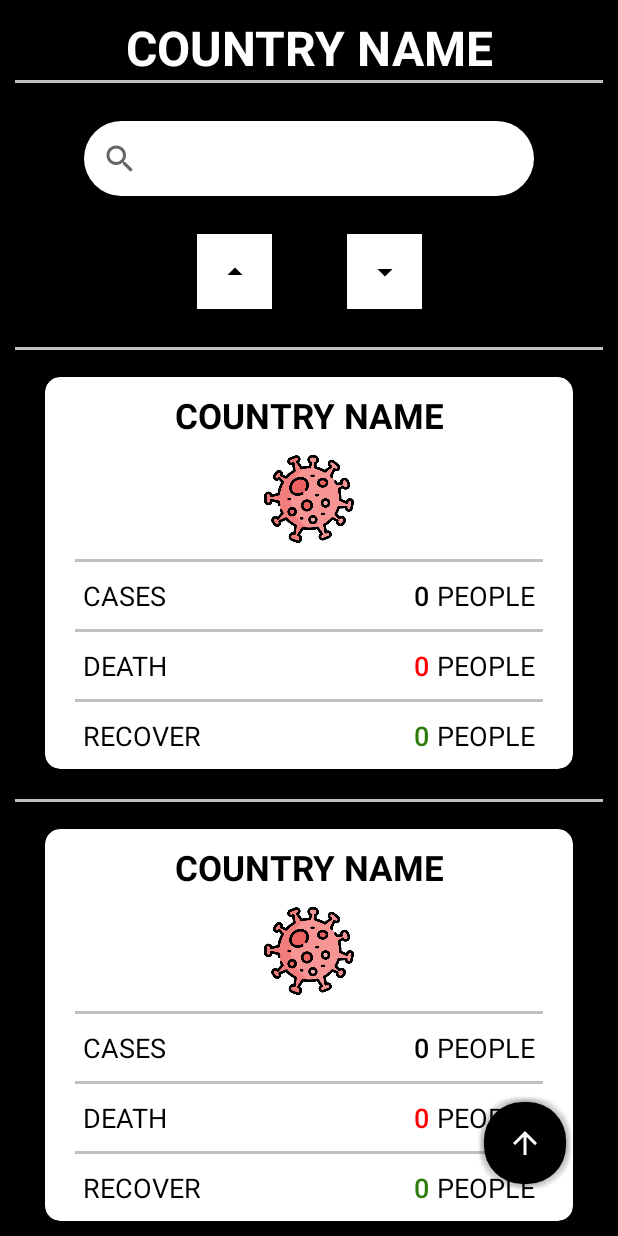
After one commit to AudiHagi/17-Covid-Tracker-App, an Android app: the layout activity_list_country.xml on its own in the app's theme, with its tools: preview values and no code run, on a phone screen of 412 x 824 dp. The commit adds this screen. Run offline under Robolectric (Android 15) with nearby library versions, the phone set to English and light mode, and no system bars; network calls fail.

Commit message:
add country list

```diff
--- a/app/src/main/AndroidManifest.xml
+++ b/app/src/main/AndroidManifest.xml
@@ -15,6 +15,9 @@
         android:supportsRtl="true"
         android:theme="@style/Theme.CovidTracker"
         tools:targetApi="31">
+        <activity
+            android:name=".ui.country.ListCountryActivity"
+            android:exported="false" />
         <activity
             android:name=".ui.continentdetail.ContinentCovidDetailActivity"
             android:exported="false" />
--- a/app/src/main/java/com/portofolio/CovidTracker/ui/continentdetail/ContinentCovidDetailActivity.kt
+++ b/app/src/main/java/com/portofolio/CovidTracker/ui/continentdetail/ContinentCovidDetailActivity.kt
@@ -12,7 +12,7 @@ import com.android.volley.Request
 import com.android.volley.toolbox.StringRequest
 import com.android.volley.toolbox.Volley
 import com.portofolio.CovidTracker.R
-import com.portofolio.CovidTracker.ui.splash.SplashScreenActivity
+import com.portofolio.CovidTracker.ui.country.ListCountryActivity
 import org.eazegraph.lib.charts.PieChart
 import org.eazegraph.lib.models.PieModel
 import org.json.JSONException
@@ -44,7 +44,7 @@ class ContinentCovidDetailActivity : AppCompatActivity() {
         ContinentNameDetail.text = intent.getStringExtra("continent_name")
         getDetailCovidContinent()
         ButtonCountry.setOnClickListener {
-            val intentToList = Intent(applicationContext, SplashScreenActivity::class.java)
+            val intentToList = Intent(applicationContext, ListCountryActivity::class.java)
             intentToList.putExtra("continent_name", ContinentNameDetail.text)
             startActivity(intentToList)
         }
--- /dev/null
+++ b/app/src/main/res/layout/activity_list_country.xml
@@ -0,0 +1,101 @@
+<?xml version="1.0" encoding="utf-8"?>
+<androidx.constraintlayout.widget.ConstraintLayout xmlns:android="http://schemas.android.com/apk/res/android"
+    xmlns:app="http://schemas.android.com/apk/res-auto"
+    xmlns:tools="http://schemas.android.com/tools"
+    android:layout_width="match_parent"
+    android:layout_height="match_parent"
+    android:background="@color/black"
+    android:padding="10dp"
+    tools:context=".ui.country.ListCountryActivity">
+
+    <TextView
+        android:id="@+id/titleCountry"
+        android:layout_width="match_parent"
+        android:layout_height="wrap_content"
+        android:gravity="center"
+        android:text="COUNTRY NAME"
+        android:textAlignment="center"
+        android:textAllCaps="true"
+        android:textColor="#FFFFFF"
+        android:textSize="32dp"
+        android:textStyle="bold"
+        app:layout_constraintStart_toStartOf="parent"
+        app:layout_constraintTop_toTopOf="parent" />
+
+    <View
+        android:id="@+id/view2"
+        android:layout_width="match_parent"
+        android:layout_height="2dp"
+        android:background="#c0c0c0"
+        app:layout_constraintStart_toStartOf="parent"
+        app:layout_constraintTop_toBottomOf="@+id/titleCountry" />
+
+    <SearchView
+        android:id="@+id/searchCountry"
+        android:layout_width="300dp"
+        android:layout_height="50dp"
+        android:layout_margin="25dp"
+        android:background="@drawable/rounded_shape"
+        android:queryHint="Search Country Name"
+        android:textSize="30dp"
+        app:layout_constraintEnd_toEndOf="parent"
+        app:layout_constraintStart_toStartOf="parent"
+        app:layout_constraintTop_toBottomOf="@+id/view2" />
+
+    <LinearLayout
+        android:id="@+id/linearLayout"
+        android:layout_width="wrap_content"
+        android:layout_height="wrap_content"
+        android:layout_marginTop="25dp"
+        android:orientation="horizontal"
+        app:layout_constraintEnd_toEndOf="parent"
+        app:layout_constraintStart_toStartOf="parent"
+        app:layout_constraintTop_toBottomOf="@+id/searchCountry">
+
+        <ImageButton
+            android:id="@+id/sortAscCountry"
+            android:layout_width="50dp"
+            android:layout_height="50dp"
+            android:layout_marginEnd="50dp"
+            android:background="@color/white"
+            android:backgroundTint="@color/white"
+            android:src="@drawable/ic_ascending" />
+
+        <ImageButton
+            android:id="@+id/sortDescCountry"
+            android:layout_width="50dp"
+            android:layout_height="50dp"
+            android:background="@color/white"
+            android:backgroundTint="@color/white"
+            android:src="@drawable/ic_descending" />
+    </LinearLayout>
+
+    <LinearLayout
+        android:layout_width="match_parent"
+        android:layout_height="wrap_content"
+        android:layout_marginTop="5dp"
+        app:layout_constraintTop_toBottomOf="@+id/linearLayout">
+
+        <androidx.recyclerview.widget.RecyclerView
+            android:id="@+id/rvCountry"
+            android:layout_width="match_parent"
+            android:layout_height="wrap_content"
+            tools:listitem="@layout/item_country" />
+
+    </LinearLayout>
+
+    <ImageButton
+        android:id="@+id/buttonTop"
+        android:layout_width="wrap_content"
+        android:layout_height="wrap_content"
+        android:layout_alignParentEnd="true"
+        android:layout_alignParentBottom="true"
+        android:layout_marginEnd="20dp"
+        android:layout_marginBottom="20dp"
+        android:background="@drawable/rounded_shape_backtop"
+        android:padding="20dp"
+        android:src="@drawable/ic_backtop_24"
+        app:layout_constraintBottom_toBottomOf="parent"
+        app:layout_constraintEnd_toEndOf="parent" />
+
+</androidx.constraintlayout.widget.ConstraintLayout>
--- a/app/src/main/res/layout/item_country.xml
+++ b/app/src/main/res/layout/item_country.xml
@@ -7,10 +7,9 @@
 
     <View
         android:id="@+id/view"
-        android:layout_width="match_parent"
+        android:layout_width="404dp"
         android:layout_height="2dp"
-        android:layout_marginLeft="10dp"
-        android:layout_marginRight="10dp"
+        android:layout_marginTop="20dp"
         android:background="#c0c0c0"
         app:layout_constraintEnd_toEndOf="parent"
         app:layout_constraintStart_toStartOf="parent"
@@ -34,7 +33,7 @@
             android:orientation="vertical">
 
             <TextView
-                android:id="@+id/tvContinentName"
+                android:id="@+id/tvCountryName"
                 android:layout_width="match_parent"
                 android:layout_height="wrap_content"
                 android:layout_marginTop="10dp"
--- a/app/src/main/res/values-night/themes.xml
+++ b/app/src/main/res/values-night/themes.xml
@@ -1,6 +1,6 @@
 <resources xmlns:tools="http://schemas.android.com/tools">
     <!-- Base application theme. -->
-    <style name="Theme.CovidTracker" parent="Theme.MaterialComponents.DayNight.DarkActionBar">
+    <style name="Theme.CovidTracker" parent="Theme.MaterialComponents.DayNight.NoActionBar">
         <!-- Primary brand color. -->
         <item name="colorPrimary">@color/purple_200</item>
         <item name="colorPrimaryVariant">@color/purple_700</item>
@@ -13,7 +13,7 @@
         <item name="android:statusBarColor">?attr/colorPrimaryVariant</item>
         <!-- Customize your theme here. -->
     </style>
-    <style name="SplashScreen" parent="Theme.CovidTracker">
+    <style name="SplashScreen" parent="Theme.MaterialComponents.DayNight.NoActionBar">
         <item name="android:windowBackground">@drawable/splash_screen</item>
         <item name="android:windowIsTranslucent">true</item>
         <item name="android:statusBarColor">@color/white</item>
```
Also changed, not shown: app/src/main/java/com/portofolio/CovidTracker/ui/country/CountryCovid.kt (added, +50 -0 lines), app/src/main/java/com/portofolio/CovidTracker/ui/country/CountryCovidAdapter.kt (added, +75 -0 lines), app/src/main/java/com/portofolio/CovidTracker/ui/country/ListCountryActivity.kt (added, +158 -0 lines).
